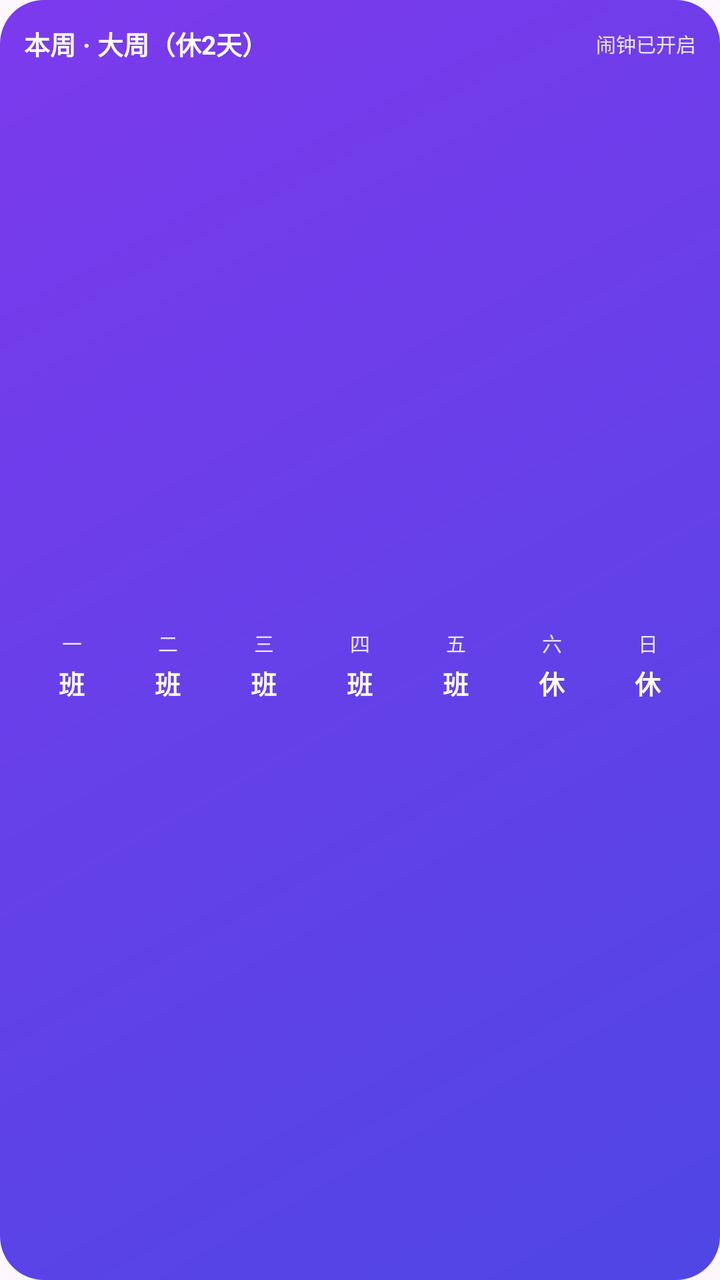
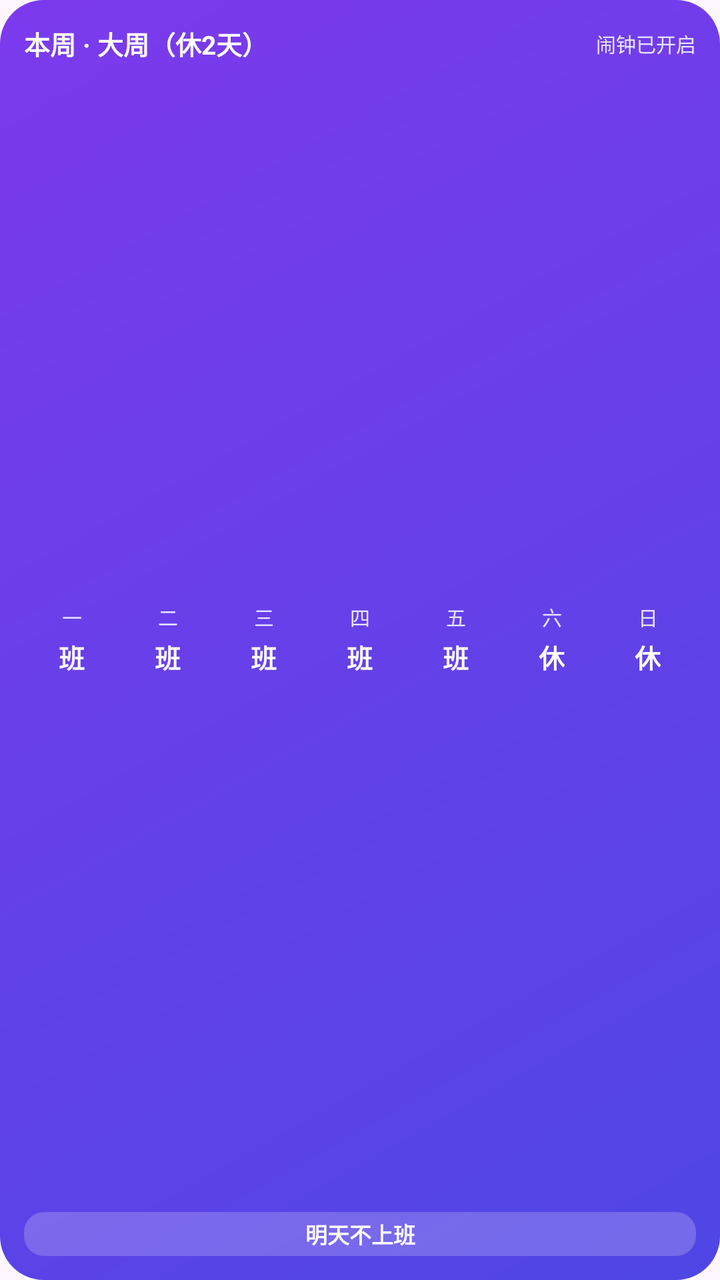

Compare the two renders of this Android layout. The source of the first and the diff that turns it into the second are given below.
<!-- AndroidManifest.xml: application theme Theme.DaxiaoWeekAlarm -->
<!-- res/layout/widget_week_schedule.xml -->
<?xml version="1.0" encoding="utf-8"?>
<LinearLayout xmlns:android="http://schemas.android.com/apk/res/android"
    android:id="@+id/widget_week_root"
    android:layout_width="match_parent"
    android:layout_height="match_parent"
    android:background="@drawable/bg_hero"
    android:orientation="vertical"
    android:padding="12dp">

    <LinearLayout
        android:layout_width="match_parent"
        android:layout_height="wrap_content"
        android:gravity="center_vertical"
        android:orientation="horizontal">

        <TextView
            android:id="@+id/widget_week_title"
            android:layout_width="0dp"
            android:layout_height="wrap_content"
            android:layout_weight="1"
            android:ellipsize="end"
            android:maxLines="1"
            android:text="本周 · 大周（休2天）"
            android:textColor="#FFFFFF"
            android:textSize="13sp"
            android:textStyle="bold" />

        <TextView
            android:id="@+id/widget_week_sub"
            android:layout_width="wrap_content"
            android:layout_height="wrap_content"
            android:layout_marginStart="6dp"
            android:text="闹钟已开启"
            android:textColor="#E6E4FF"
            android:textSize="10sp" />
    </LinearLayout>

    <LinearLayout
        android:layout_width="match_parent"
        android:layout_height="0dp"
        android:layout_marginTop="6dp"
        android:layout_weight="1"
        android:baselineAligned="false"
        android:orientation="horizontal">

        <FrameLayout
            android:id="@+id/cell_0"
            android:layout_width="0dp"
            android:layout_height="match_parent"
            android:layout_marginStart="1dp"
            android:layout_marginEnd="1dp"
            android:layout_weight="1">

            <View
                android:id="@+id/hl_0"
                android:layout_width="match_parent"
                android:layout_height="match_parent"
                android:layout_marginTop="3dp"
                android:layout_marginBottom="3dp"
                android:background="@drawable/bg_widget_today"
                android:visibility="gone" />

            <LinearLayout
                android:layout_width="match_parent"
                android:layout_height="match_parent"
                android:gravity="center"
                android:orientation="vertical">

                <TextView
                    android:id="@+id/day_0"
                    android:layout_width="wrap_content"
                    android:layout_height="wrap_content"
                    android:text="一"
                    android:textColor="#E6E4FF"
                    android:textSize="10sp" />

                <TextView
                    android:id="@+id/label_0"
                    android:layout_width="wrap_content"
                    android:layout_height="wrap_content"
                    android:layout_marginTop="3dp"
                    android:maxLines="1"
                    android:text="班"
                    android:textColor="#FFFFFF"
                    android:textSize="13sp"
                    android:textStyle="bold" />
            </LinearLayout>
        </FrameLayout>

        <FrameLayout
            android:id="@+id/cell_1"
            android:layout_width="0dp"
            android:layout_height="match_parent"
            android:layout_marginStart="1dp"
            android:layout_marginEnd="1dp"
            android:layout_weight="1">

            <View
                android:id="@+id/hl_1"
                android:layout_width="match_parent"
                android:layout_height="match_parent"
                android:layout_marginTop="3dp"
                android:layout_marginBottom="3dp"
                android:background="@drawable/bg_widget_today"
                android:visibility="gone" />

            <LinearLayout
                android:layout_width="match_parent"
                android:layout_height="match_parent"
                android:gravity="center"
                android:orientation="vertical">

                <TextView
                    android:id="@+id/day_1"
                    android:layout_width="wrap_content"
                    android:layout_height="wrap_content"
                    android:text="二"
                    android:textColor="#E6E4FF"
                    android:textSize="10sp" />

                <TextView
                    android:id="@+id/label_1"
                    android:layout_width="wrap_content"
                    android:layout_height="wrap_content"
                    android:layout_marginTop="3dp"
                    android:maxLines="1"
                    android:text="班"
                    android:textColor="#FFFFFF"
                    android:textSize="13sp"
                    android:textStyle="bold" />
            </LinearLayout>
        </FrameLayout>

        <FrameLayout
            android:id="@+id/cell_2"
            android:layout_width="0dp"
            android:layout_height="match_parent"
            android:layout_marginStart="1dp"
            android:layout_marginEnd="1dp"
            android:layout_weight="1">

            <View
                android:id="@+id/hl_2"
                android:layout_width="match_parent"
                android:layout_height="match_parent"
                android:layout_marginTop="3dp"
                android:layout_marginBottom="3dp"
                android:background="@drawable/bg_widget_today"
                android:visibility="gone" />

            <LinearLayout
                android:layout_width="match_parent"
                android:layout_height="match_parent"
                android:gravity="center"
                android:orientation="vertical">

                <TextView
                    android:id="@+id/day_2"
                    android:layout_width="wrap_content"
                    android:layout_height="wrap_content"
                    android:text="三"
                    android:textColor="#E6E4FF"
                    android:textSize="10sp" />

                <TextView
                    android:id="@+id/label_2"
                    android:layout_width="wrap_content"
                    android:layout_height="wrap_content"
                    android:layout_marginTop="3dp"
                    android:maxLines="1"
                    android:text="班"
                    android:textColor="#FFFFFF"
                    android:textSize="13sp"
                    android:textStyle="bold" />
            </LinearLayout>
        </FrameLayout>

        <FrameLayout
            android:id="@+id/cell_3"
            android:layout_width="0dp"
            android:layout_height="match_parent"
            android:layout_marginStart="1dp"
            android:layout_marginEnd="1dp"
            android:layout_weight="1">

            <View
                android:id="@+id/hl_3"
                android:layout_width="match_parent"
                android:layout_height="match_parent"
                android:layout_marginTop="3dp"
                android:layout_marginBottom="3dp"
                android:background="@drawable/bg_widget_today"
                android:visibility="gone" />

            <LinearLayout
                android:layout_width="match_parent"
                android:layout_height="match_parent"
                android:gravity="center"
                android:orientation="vertical">

                <TextView
                    android:id="@+id/day_3"
                    android:layout_width="wrap_content"
                    android:layout_height="wrap_content"
                    android:text="四"
                    android:textColor="#E6E4FF"
                    android:textSize="10sp" />

                <TextView
                    android:id="@+id/label_3"
                    android:layout_width="wrap_content"
                    android:layout_height="wrap_content"
                    android:layout_marginTop="3dp"
                    android:maxLines="1"
                    android:text="班"
                    android:textColor="#FFFFFF"
                    android:textSize="13sp"
                    android:textStyle="bold" />
            </LinearLayout>
        </FrameLayout>

        <FrameLayout
            android:id="@+id/cell_4"
            android:layout_width="0dp"
            android:layout_height="match_parent"
            android:layout_marginStart="1dp"
            android:layout_marginEnd="1dp"
            android:layout_weight="1">

            <View
                android:id="@+id/hl_4"
                android:layout_width="match_parent"
                android:layout_height="match_parent"
                android:layout_marginTop="3dp"
                android:layout_marginBottom="3dp"
                android:background="@drawable/bg_widget_today"
                android:visibility="gone" />

            <LinearLayout
                android:layout_width="match_parent"
                android:layout_height="match_parent"
                android:gravity="center"
                android:orientation="vertical">

                <TextView
                    android:id="@+id/day_4"
                    android:layout_width="wrap_content"
                    android:layout_height="wrap_content"
                    android:text="五"
                    android:textColor="#E6E4FF"
                    android:textSize="10sp" />

                <TextView
                    android:id="@+id/label_4"
                    android:layout_width="wrap_content"
                    android:layout_height="wrap_content"
                    android:layout_marginTop="3dp"
                    android:maxLines="1"
                    android:text="班"
                    android:textColor="#FFFFFF"
                    android:textSize="13sp"
                    android:textStyle="bold" />
            </LinearLayout>
        </FrameLayout>

        <FrameLayout
            android:id="@+id/cell_5"
            android:layout_width="0dp"
            android:layout_height="match_parent"
            android:layout_marginStart="1dp"
            android:layout_marginEnd="1dp"
            android:layout_weight="1">

            <View
                android:id="@+id/hl_5"
                android:layout_width="match_parent"
                android:layout_height="match_parent"
                android:layout_marginTop="3dp"
                android:layout_marginBottom="3dp"
                android:background="@drawable/bg_widget_today"
                android:visibility="gone" />

            <LinearLayout
                android:layout_width="match_parent"
                android:layout_height="match_parent"
                android:gravity="center"
                android:orientation="vertical">

                <TextView
                    android:id="@+id/day_5"
                    android:layout_width="wrap_content"
                    android:layout_height="wrap_content"
                    android:text="六"
                    android:textColor="#E6E4FF"
                    android:textSize="10sp" />

                <TextView
                    android:id="@+id/label_5"
                    android:layout_width="wrap_content"
                    android:layout_height="wrap_content"
                    android:layout_marginTop="3dp"
                    android:maxLines="1"
                    android:text="休"
                    android:textColor="#FFFFFF"
                    android:textSize="13sp"
                    android:textStyle="bold" />
            </LinearLayout>
        </FrameLayout>

        <FrameLayout
            android:id="@+id/cell_6"
            android:layout_width="0dp"
            android:layout_height="match_parent"
            android:layout_marginStart="1dp"
            android:layout_marginEnd="1dp"
            android:layout_weight="1">

            <View
                android:id="@+id/hl_6"
                android:layout_width="match_parent"
                android:layout_height="match_parent"
                android:layout_marginTop="3dp"
                android:layout_marginBottom="3dp"
                android:background="@drawable/bg_widget_today"
                android:visibility="gone" />

            <LinearLayout
                android:layout_width="match_parent"
                android:layout_height="match_parent"
                android:gravity="center"
                android:orientation="vertical">

                <TextView
                    android:id="@+id/day_6"
                    android:layout_width="wrap_content"
                    android:layout_height="wrap_content"
                    android:text="日"
                    android:textColor="#E6E4FF"
                    android:textSize="10sp" />

                <TextView
                    android:id="@+id/label_6"
                    android:layout_width="wrap_content"
                    android:layout_height="wrap_content"
                    android:layout_marginTop="3dp"
                    android:maxLines="1"
                    android:text="休"
                    android:textColor="#FFFFFF"
                    android:textSize="13sp"
                    android:textStyle="bold" />
            </LinearLayout>
        </FrameLayout>
    </LinearLayout>
</LinearLayout>
<!-- resources referenced by this layout -->
<resources>
  <!-- drawable bg_hero (drawable) -->
  <?xml version="1.0" encoding="utf-8"?>
  <shape xmlns:android="http://schemas.android.com/apk/res/android"
      android:shape="rectangle">
      <gradient
          android:angle="135"
          android:startColor="@color/indigo"
          android:endColor="@color/violet" />
      <corners android:radius="22dp" />
  </shape>
  <!-- drawable bg_widget_today (drawable) -->
  <?xml version="1.0" encoding="utf-8"?>
  <shape xmlns:android="http://schemas.android.com/apk/res/android"
      android:shape="rectangle">
      <solid android:color="#33FFFFFF" />
      <corners android:radius="8dp" />
  </shape>
  <style name="Theme.DaxiaoWeekAlarm" parent="Theme.Material3.DayNight.NoActionBar">
          <item name="colorPrimary">@color/indigo</item>
          <item name="colorPrimaryVariant">@color/indigo_dark</item>
          <item name="colorOnPrimary">@color/white</item>
          <item name="android:statusBarColor">@color/bg</item>
          <item name="android:windowLightStatusBar">true</item>
      </style>
  <color name="indigo">#4F46E5</color>
  <color name="violet">#7C3AED</color>
  <color name="indigo_dark">#4338CA</color>
  <color name="white">#FFFFFFFF</color>
  <color name="bg">#F4F5FB</color>
</resources>

<!-- the commit's change to res/layout/widget_week_schedule.xml (unified diff, before → after) -->
@@ -351,4 +351,19 @@
             </LinearLayout>
         </FrameLayout>
     </LinearLayout>
+
+    
+    <TextView
+        android:id="@+id/widget_week_action"
+        android:layout_width="match_parent"
+        android:layout_height="22dp"
+        android:layout_marginTop="4dp"
+        android:background="@drawable/bg_widget_action"
+        android:gravity="center"
+        android:maxLines="1"
+        android:ellipsize="end"
+        android:text="明天不上班"
+        android:textColor="#FFFFFF"
+        android:textSize="11sp"
+        android:textStyle="bold" />
 </LinearLayout>
<!-- resource entries referenced after the edit -->
@@ -9,6 +9,13 @@
           android:startColor="@color/indigo"
           android:endColor="@color/violet" />
       <corners android:radius="22dp" />
+  </shape>
+  <!-- drawable bg_widget_action (drawable) -->
+  <?xml version="1.0" encoding="utf-8"?>
+  <shape xmlns:android="http://schemas.android.com/apk/res/android"
+      android:shape="rectangle">
+      <solid android:color="#33FFFFFF" />
+      <corners android:radius="10dp" />
   </shape>
   <!-- drawable bg_widget_today (drawable) -->
   <?xml version="1.0" encoding="utf-8"?>
